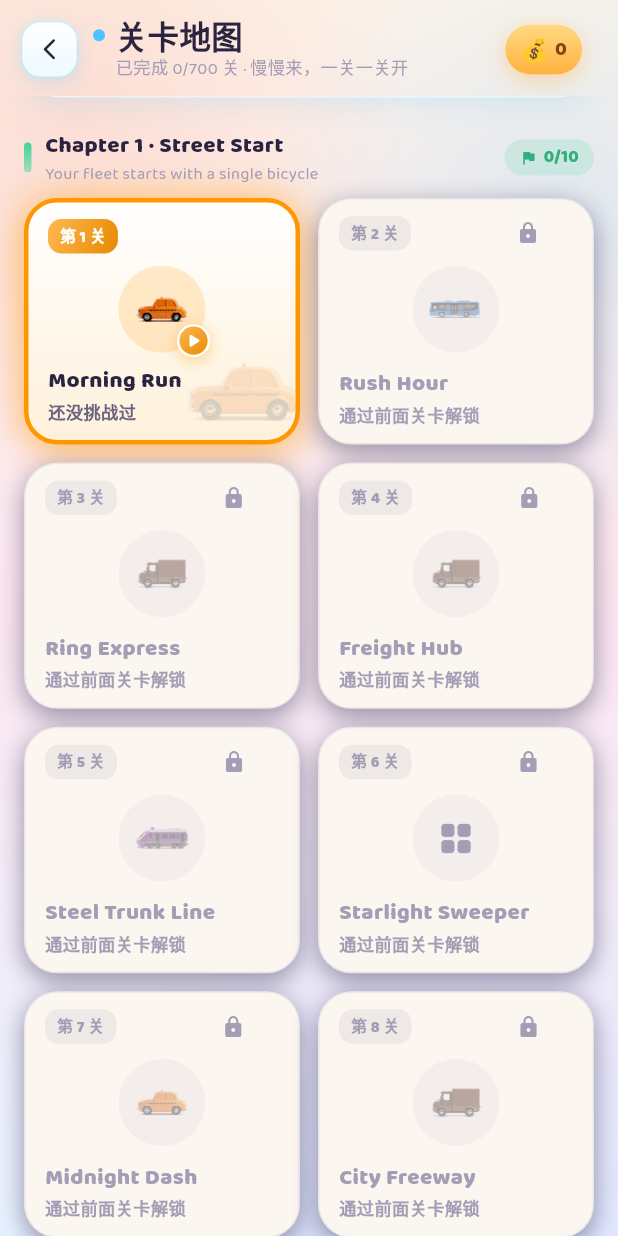
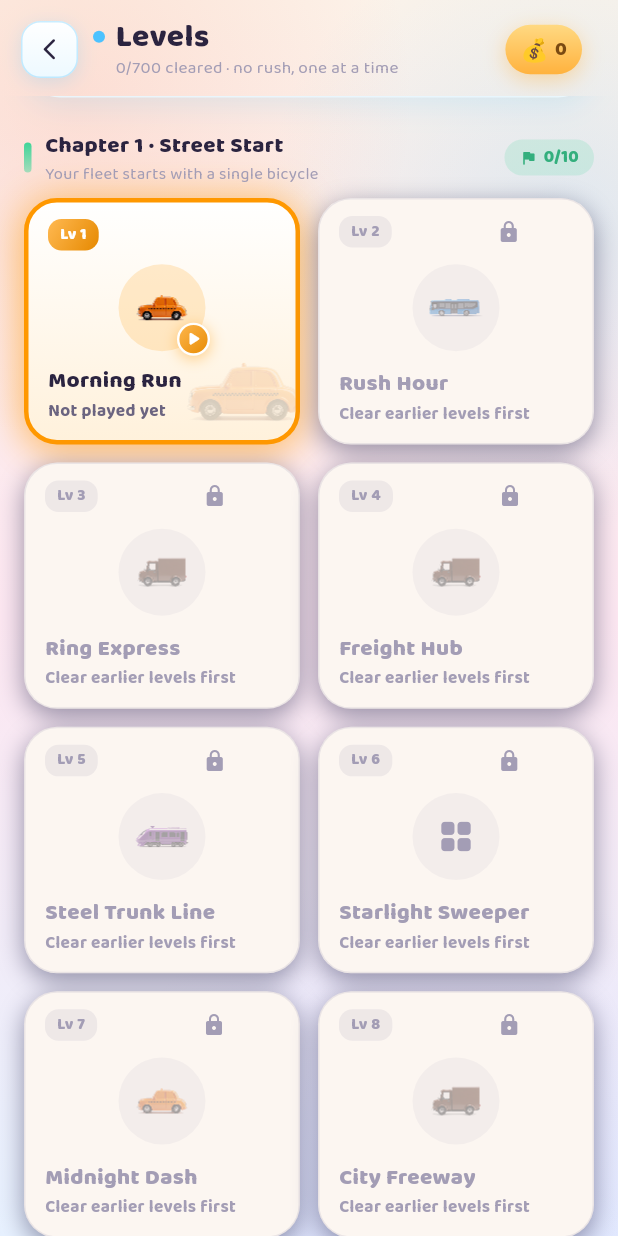
Before and after one commit to lbn11/CarLong, a Flutter app: the screen it shows after launch, after a tap on "All Levels", on a phone screen of 412 x 824 dp. Run offline on Flutter 3.47's test engine with Material 3 defaults, Android fonts, the light colour scheme and no system bars; our stand-ins replace google_mobile_ads, shared_preferences; missing offline and left inert: app_tracking_transparency, flame, flame_audio; statements that could not run were skipped.

Commit message:
feat(i18n): 选关页与节奏相位名接入 l10n
- level_select_screen 11 处清零：标题/副标题、魔王章徽标、累计星星、
  全点亮鼓励语、挑战角标、关卡序号徽章、最高分、未玩/未解锁文案
- LevelRhythm.displayNameOf：相位名按「一轮内第几个位置」映射而不是
  按字符串查表——合成一轮 5 档（3 号位仍是顺手）、停车一轮 6 档
  （3 号位是缓冲波谷），两种模式同位置不同名
- arb 668 → 685 条
- level_map_autolocate 测试改固定 zh 宿主（定位器是「第 N 关」）
- 全量 347 测试通过；界面文案残留 213 → 196

```diff
--- a/lib/l10n/app_localizations.dart
+++ b/lib/l10n/app_localizations.dart
@@ -4110,6 +4110,108 @@ abstract class AppLocalizations {
   /// In en, this message translates to:
   /// **'top-tier car'**
   String get floatTopTierGeneric;
+
+  /// 选关页标题
+  ///
+  /// In en, this message translates to:
+  /// **'Levels'**
+  String get levelMapTitle;
+
+  /// 选关页副标题
+  ///
+  /// In en, this message translates to:
+  /// **'{done}/{total} cleared · no rush, one at a time'**
+  String levelMapSubtitle(int done, int total);
+
+  /// 大阶段末章的徽标，subtitle = 章节副标题
+  ///
+  /// In en, this message translates to:
+  /// **'👹 Demon chapter · {subtitle}'**
+  String demonChapter(String subtitle);
+
+  /// 总星星数标签
+  ///
+  /// In en, this message translates to:
+  /// **'Stars'**
+  String get totalStars;
+
+  /// 全部通关后的鼓励语
+  ///
+  /// In en, this message translates to:
+  /// **'Every level is lit up — impressive!'**
+  String get allLevelsUnlocked;
+
+  /// 还差几关全部解锁
+  ///
+  /// In en, this message translates to:
+  /// **'{count} more levels to light up'**
+  String levelsLeftToUnlock(int count);
+
+  /// 广告挑战关的角标（很短，卡面放不下长词）
+  ///
+  /// In en, this message translates to:
+  /// **'Event'**
+  String get adChallengeBadge;
+
+  /// 关卡卡头的序号徽章
+  ///
+  /// In en, this message translates to:
+  /// **'Lv {id}'**
+  String levelNumberChip(int id);
+
+  /// 关卡卡头的最高分
+  ///
+  /// In en, this message translates to:
+  /// **'Best {score}'**
+  String bestScoreInline(int score);
+
+  /// 未通关的关卡卡头文案
+  ///
+  /// In en, this message translates to:
+  /// **'Not played yet'**
+  String get levelNotPlayed;
+
+  /// 未解锁的关卡卡头文案
+  ///
+  /// In en, this message translates to:
+  /// **'Clear earlier levels first'**
+  String get levelLockedHint;
+
+  /// 节奏相位：最轻的一档
+  ///
+  /// In en, this message translates to:
+  /// **'Easy'**
+  String get phaseEasy;
+
+  /// 节奏相位：轻度加压
+  ///
+  /// In en, this message translates to:
+  /// **'Steady'**
+  String get phaseSmooth;
+
+  /// 节奏相位：第一波峰
+  ///
+  /// In en, this message translates to:
+  /// **'Think'**
+  String get phaseThink;
+
+  /// 节奏相位：波谷（仅停车）
+  ///
+  /// In en, this message translates to:
+  /// **'Breather'**
+  String get phaseBreather;
+
+  /// 节奏相位：第二波峰
+  ///
+  /// In en, this message translates to:
+  /// **'Hard'**
+  String get phaseHard;
+
+  /// 节奏相位：全压力（仅停车）
+  ///
+  /// In en, this message translates to:
+  /// **'Peak'**
+  String get phasePeak;
 }
 
 class _AppLocalizationsDelegate
--- a/lib/l10n/app_localizations_en.dart
+++ b/lib/l10n/app_localizations_en.dart
@@ -2277,4 +2277,65 @@ class AppLocalizationsEn extends AppLocalizations {
 
   @override
   String get floatTopTierGeneric => 'top-tier car';
+
+  @override
+  String get levelMapTitle => 'Levels';
+
+  @override
+  String levelMapSubtitle(int done, int total) {
+    return '$done/$total cleared · no rush, one at a time';
+  }
+
+  @override
+  String demonChapter(String subtitle) {
+    return '👹 Demon chapter · $subtitle';
+  }
+
+  @override
+  String get totalStars => 'Stars';
+
+  @override
+  String get allLevelsUnlocked => 'Every level is lit up — impressive!';
+
+  @override
+  String levelsLeftToUnlock(int count) {
+    return '$count more levels to light up';
+  }
+
+  @override
+  String get adChallengeBadge => 'Event';
+
+  @override
+  String levelNumberChip(int id) {
+    return 'Lv $id';
+  }
+
+  @override
+  String bestScoreInline(int score) {
+    return 'Best $score';
+  }
+
+  @override
+  String get levelNotPlayed => 'Not played yet';
+
+  @override
+  String get levelLockedHint => 'Clear earlier levels first';
+
+  @override
+  String get phaseEasy => 'Easy';
+
+  @override
+  String get phaseSmooth => 'Steady';
+
+  @override
+  String get phaseThink => 'Think';
+
+  @override
+  String get phaseBreather => 'Breather';
+
+  @override
+  String get phaseHard => 'Hard';
+
+  @override
+  String get phasePeak => 'Peak';
 }
--- a/lib/screens/level_select_screen.dart
+++ b/lib/screens/level_select_screen.dart
@@ -11,6 +11,7 @@ import '../widgets/candy_ui.dart';
 import '../widgets/pressable.dart';
 import '../widgets/vehicle_image.dart';
 import 'game_screen.dart';
+import '../l10n/l10n.dart';
 
 /// 完整关卡选择页：从首页「全部关卡」进入。
 ///
@@ -289,8 +290,8 @@ class _LevelSelectScreenState extends State<LevelSelectScreen> {
           child: Column(
             children: [
               CandyAppBar(
-                title: '关卡地图',
-                subtitle: '已完成 $completed/$total 关 · 慢慢来，一关一关开',
+                title: L10n.value.levelMapTitle,
+                subtitle: L10n.value.levelMapSubtitle(completed, total),
                 accent: AppColors.sky,
                 onBack: () => Navigator.of(context).pop(),
                 actions: [
@@ -360,7 +361,7 @@ class _LevelSelectScreenState extends State<LevelSelectScreen> {
             // 魔王章：大阶段（3 章）末章的整章 +1 档。徽标说破身份，
             // 玩家才会把「这一章特别难」理解为阶段收官而不是数值出错。
             subtitle: LevelProgression.isMergeDemon(chapter.startId)
-                ? '👹 魔王章 · ${chapter.subtitle}'
+                ? L10n.value.demonChapter(chapter.subtitle)
                 : chapter.subtitle,
             accent: chapterColor,
             trailing: SoftChip(
@@ -440,7 +441,7 @@ class TotalProgressCard extends StatelessWidget {
                             fontSize: 18,
                             fontWeight: FontWeight.w900)),
                     const SizedBox(width: 4),
-                    Text('累计星星',
+                    Text(L10n.value.totalStars,
                         style: TextStyle(
                             color: AppColors.ink3,
                             fontSize: 12,
@@ -452,8 +453,8 @@ class TotalProgressCard extends StatelessWidget {
                 const SizedBox(height: 6),
                 Text(
                   progress >= 1
-                      ? '全部关卡都已点亮，了不起！'
-                      : '再过 ${total - completed} 关就全部点亮啦',
+                      ? L10n.value.allLevelsUnlocked
+                      : L10n.value.levelsLeftToUnlock(total - completed),
                   style: const TextStyle(color: AppColors.ink2, fontSize: 11.5),
                 ),
               ],
@@ -505,7 +506,7 @@ class _AdGateChip extends StatelessWidget {
           const Text('🎬', style: TextStyle(fontSize: 9)),
           const SizedBox(width: 3),
           Text(
-            '挑战',
+            L10n.value.adChallengeBadge,
             style: TextStyle(
               color: AppTheme.deepen(c, 0.30),
               fontSize: 9.5,
@@ -581,7 +582,7 @@ class _RhythmChip extends StatelessWidget {
           ),
           const SizedBox(width: 3),
           Text(
-            LevelRhythm.nameOf(RhythmMode.merge, phase),
+            LevelRhythm.displayNameOf(RhythmMode.merge, phase),
             style: TextStyle(
               color: AppTheme.deepen(c, 0.30),
               fontSize: 9.5,
@@ -711,7 +712,7 @@ class LevelCard extends StatelessWidget {
                                     borderRadius: BorderRadius.circular(9),
                                   ),
                                   child: Text(
-                                    '第 ${level.id} 关',
+                                    L10n.value.levelNumberChip(level.id),
                                     style: TextStyle(
                                         color: unlocked
                                             ? Colors.white
@@ -829,8 +830,10 @@ class LevelCard extends StatelessWidget {
                         Expanded(
                           child: Text(
                             best > 0
-                                ? '最佳 $best 分'
-                                : (unlocked ? '还没挑战过' : '通过前面关卡解锁'),
+                                ? L10n.value.bestScoreInline(best)
+                                : (unlocked
+                                    ? L10n.value.levelNotPlayed
+                                    : L10n.value.levelLockedHint),
                             maxLines: 1,
                             overflow: TextOverflow.ellipsis,
                             style: TextStyle(
--- a/lib/screens/parking_screen.dart
+++ b/lib/screens/parking_screen.dart
@@ -1105,7 +1105,7 @@ class _ParkingScreenState extends State<ParkingScreen>
                   // 看到「尖峰」会下意识认真一点，看到「轻松」则放松点两下 ——
                   // 节奏被说破了才真正起作用。
                   _buildInfoChip(
-                    '${LevelRhythm.nameOf(RhythmMode.parking, _phase)} '
+                    '${LevelRhythm.displayNameOf(RhythmMode.parking, _phase)} '
                     '${widget.level.minMoves ?? 0} 步起',
                     LevelRhythm.colorOf(RhythmMode.parking, _phase),
                   ),
```
Also changed, not shown: lib/l10n/app_en.arb (+35 -1 lines), lib/l10n/app_localizations_zh.dart (+61 -0 lines), lib/l10n/app_zh.arb (+23 -1 lines), lib/services/level_rhythm.dart (+22 -0 lines), 1 other file.
